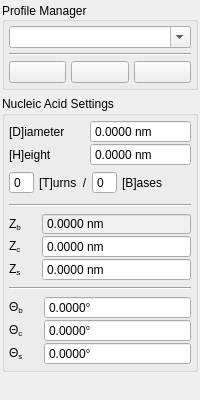
The window that config/nucleic_acid/panel.ui (NATuG3/NATuG3) describes before a commit, drawn with Qt 5.
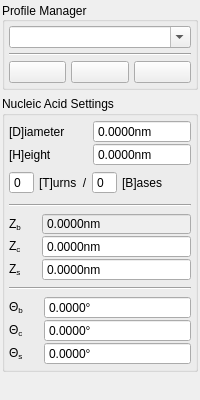
The same window after the commit.

The edit to the form file:
```diff
--- a/config/nucleic_acid/panel.ui
+++ b/config/nucleic_acid/panel.ui
@@ -547,7 +547,7 @@
              <string>There are B bases per T turns of the helix</string>
             </property>
             <property name="text">
-             <string>[B]ases </string>
+                                                    <string>[B]ases</string>
             </property>
            </widget>
           </item>
@@ -594,7 +594,7 @@
            <enum>QAbstractSpinBox::NoButtons</enum>
           </property>
           <property name="suffix">
-           <string notr="true"> nm</string>
+                                            <string notr="true">nm</string>
           </property>
           <property name="decimals">
            <number>4</number>
@@ -635,7 +635,7 @@
            <enum>QAbstractSpinBox::NoButtons</enum>
           </property>
           <property name="suffix">
-           <string notr="true"> nm</string>
+                                            <string notr="true">nm</string>
           </property>
           <property name="decimals">
            <number>4</number>
@@ -671,7 +671,7 @@
            <enum>QAbstractSpinBox::NoButtons</enum>
           </property>
           <property name="suffix">
-           <string notr="true"> nm</string>
+                                            <string notr="true">nm</string>
           </property>
           <property name="decimals">
            <number>4</number>
@@ -690,7 +690,7 @@
            <enum>QAbstractSpinBox::NoButtons</enum>
           </property>
           <property name="suffix">
-           <string notr="true"> nm</string>
+                                            <string notr="true">nm</string>
           </property>
           <property name="decimals">
            <number>4</number>
@@ -771,7 +771,9 @@
            <bool>false</bool>
           </property>
           <property name="styleSheet">
-           <string notr="true">QDoubleSpinBox::disabled{background-color: rgb(240, 240, 240); color: black}</string>
+                                            <string notr="true">QDoubleSpinBox::disabled{background-color: rgb(240, 240,
+                                                240); color: black}
+                                            </string>
           </property>
           <property name="wrapping">
            <bool>false</bool>
@@ -798,7 +800,7 @@
            <string/>
           </property>
           <property name="suffix">
-           <string notr="true"> nm</string>
+                                            <string notr="true">nm</string>
           </property>
           <property name="decimals">
            <number>4</number>
```
Left out of the diff: 16 changed lines with no effect on the pictures. Lines whose indentation alone changed are shown as unchanged.
